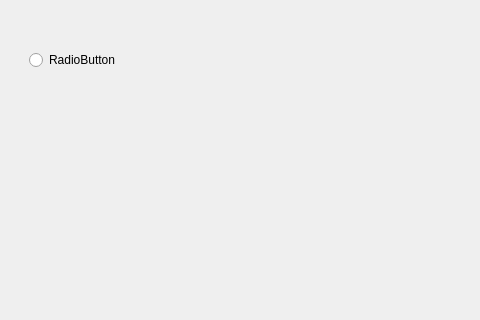
Bafouye/QT1, file mainwindow.ui: the form before one commit; both pictures show x 81 to 561 and y 170 to 490 of the 800 by 600 pixel window.
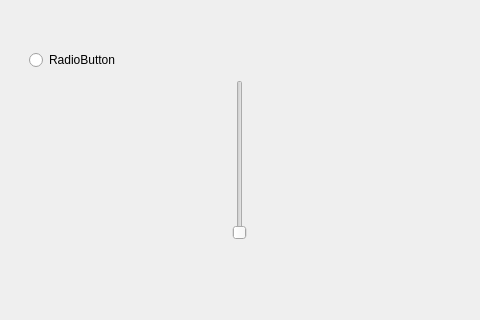
The form after the commit.

```diff
--- a/mainwindow.ui
+++ b/mainwindow.ui
@@ -27,6 +27,19 @@
      <string>RadioButton</string>
     </property>
    </widget>
+   <widget class="QSlider" name="verticalSlider">
+    <property name="geometry">
+     <rect>
+      <x>310</x>
+      <y>250</y>
+      <width>22</width>
+      <height>160</height>
+     </rect>
+    </property>
+    <property name="orientation">
+     <enum>Qt::Vertical</enum>
+    </property>
+   </widget>
   </widget>
   <widget class="QMenuBar" name="menubar">
    <property name="geometry">
```
